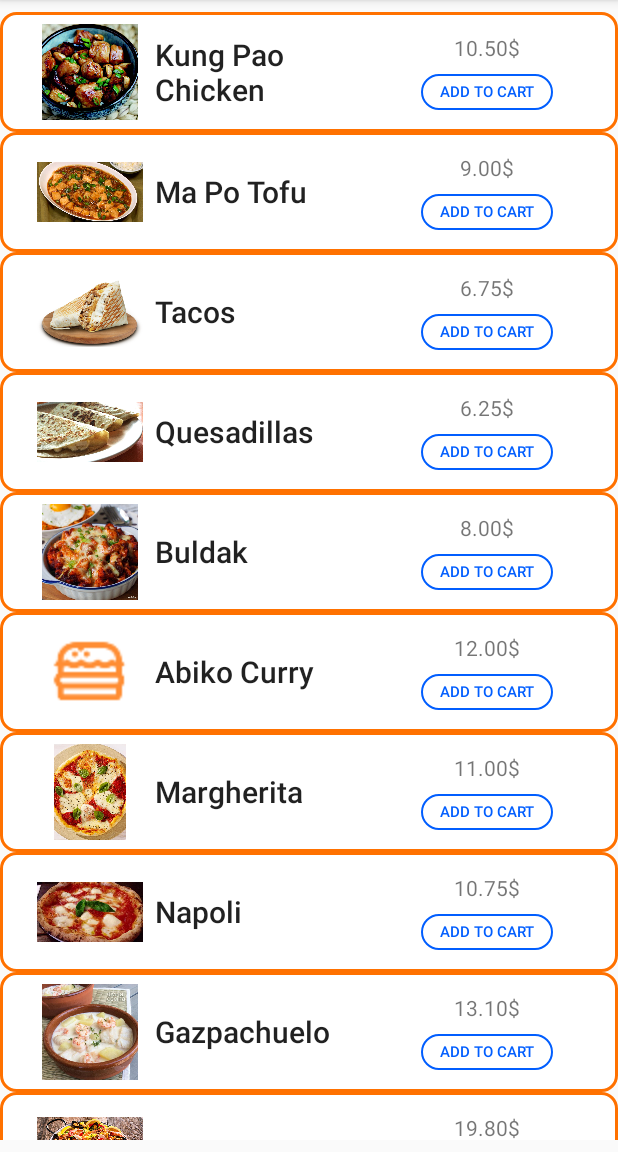
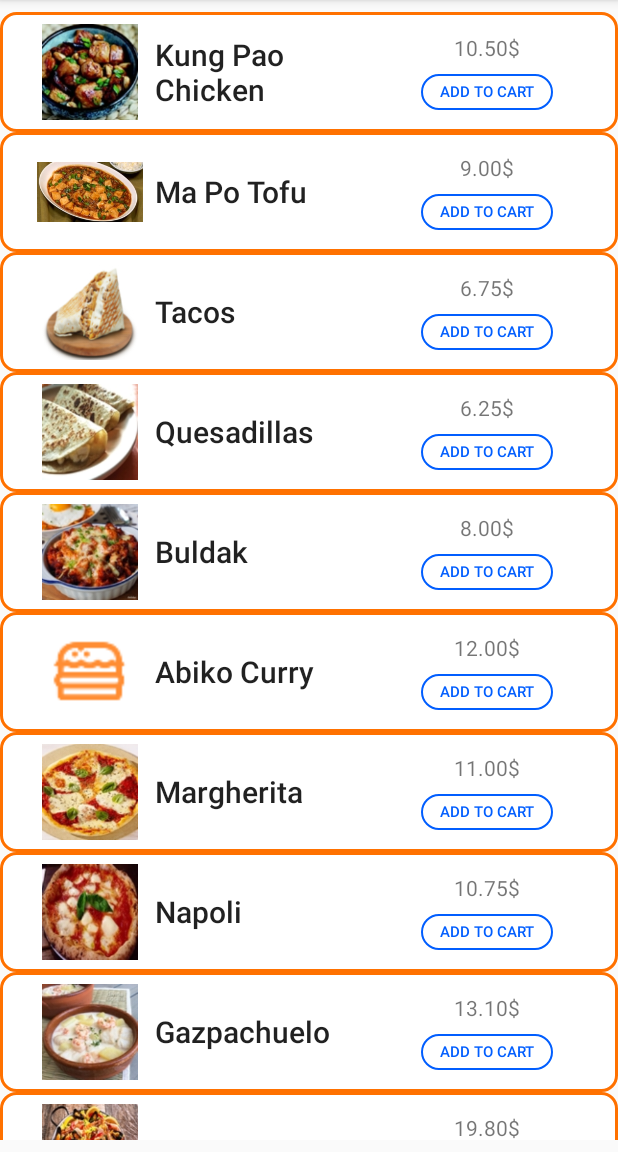
Before and after one commit to mcgo-ihm/android-native, an Android app: the screen it shows after launch (ItemsActivity), on a phone screen of 412 x 824 dp, the part 84-1236 px from its top. Run offline under Robolectric (Android 15) with nearby library versions, the phone set to English and light mode, and no system bars; pictures from the network do not load.

Commit message:
slow fragment fix;

```diff
--- a/McGo/app/src/main/java/fr/polytech/si5/mcgo/data/local/ItemsDataSource.java
+++ b/McGo/app/src/main/java/fr/polytech/si5/mcgo/data/local/ItemsDataSource.java
@@ -15,18 +15,18 @@ public final class ItemsDataSource {
     static {
         int counter = 1;
 
-        itemsDataSource.add(new Item(counter++, "Kung Pao Chicken", null, 10.50, R.drawable.kung_pao_chicken));
-        itemsDataSource.add(new Item(counter++, "Ma Po Tofu", null, 9.0, R.drawable.ma_po_tofu));
-        itemsDataSource.add(new Item(counter++, "Tacos", null, 6.75, R.drawable.tacos));
-        itemsDataSource.add(new Item(counter++, "Quesadillas", null, 6.25, R.drawable.quesadillas));
-        itemsDataSource.add(new Item(counter++, "Buldak", null, 8.0, R.drawable.buldak));
+        itemsDataSource.add(new Item(counter++, "Kung Pao Chicken", null, 10.50, R.drawable.kung_pao_chicken_low_res));
+        itemsDataSource.add(new Item(counter++, "Ma Po Tofu", null, 9.0, R.drawable.ma_po_tofu_low_res));
+        itemsDataSource.add(new Item(counter++, "Tacos", null, 6.75, R.drawable.tacos_low_res));
+        itemsDataSource.add(new Item(counter++, "Quesadillas", null, 6.25, R.drawable.quesadillas_low_res));
+        itemsDataSource.add(new Item(counter++, "Buldak", null, 8.0, R.drawable.buldak_low_res));
         itemsDataSource.add(new Item(counter++, "Abiko Curry", null, 12.0, null));
-        itemsDataSource.add(new Item(counter++, "Margherita", null, 11.0, R.drawable.margherita));
-        itemsDataSource.add(new Item(counter++, "Napoli", null, 10.75, R.drawable.napoli));
-        itemsDataSource.add(new Item(counter++, "Gazpachuelo", null, 13.10, R.drawable.gazpachuelo));
-        itemsDataSource.add(new Item(counter++, "Paella", null, 19.80, R.drawable.paella));
-        itemsDataSource.add(new Item(counter++, "Watermelon and feta", null, 12.20, R.drawable.watermelon_and_feta));
-        itemsDataSource.add(new Item(counter++, "Sushi salad", null, 14.50, R.drawable.sushi_salad));
-        itemsDataSource.add(new Item(counter, "Sweet and Sour Pork", null, 15.0, R.drawable.sweet_and_sour_pork));
+        itemsDataSource.add(new Item(counter++, "Margherita", null, 11.0, R.drawable.margherita_low_res));
+        itemsDataSource.add(new Item(counter++, "Napoli", null, 10.75, R.drawable.napoli_low_res));
+        itemsDataSource.add(new Item(counter++, "Gazpachuelo", null, 13.10, R.drawable.gazpachuelo_low_res));
+        itemsDataSource.add(new Item(counter++, "Paella", null, 19.80, R.drawable.paella_low_res));
+        itemsDataSource.add(new Item(counter++, "Watermelon and feta", null, 12.20, R.drawable.watermelon_and_feta_low_res));
+        itemsDataSource.add(new Item(counter++, "Sushi salad", null, 14.50, R.drawable.sushi_salad_low_res));
+        itemsDataSource.add(new Item(counter, "Sweet and Sour Pork", null, 15.0, R.drawable.sweet_and_sour_pork_low_res));
     }
 }
--- a/McGo/app/src/main/java/fr/polytech/si5/mcgo/items/ItemsFragment.java
+++ b/McGo/app/src/main/java/fr/polytech/si5/mcgo/items/ItemsFragment.java
@@ -75,7 +75,6 @@ public class ItemsFragment extends Fragment implements ItemsContract.View {
     private TextView mNoItemTextView;
     private RecyclerView mRecyclerView;
     private RecyclerView.LayoutManager mLayoutManager;
-
 
     private LayerDrawable mIcon;
     private int mNotificationsCount = 0;
@@ -236,19 +235,20 @@ public class ItemsFragment extends Fragment implements ItemsContract.View {
     }
 
     private void updateViewsQuickOrder() {
-        for (int i = 0; i < mRecyclerView.getChildCount(); ++i) {
-            View itemView = mRecyclerView.getChildAt(i);
+        /*
+        for (int i = 0; i < mListAdapter.getItemCount(); ++i) {
+            View itemView = mRecyclerView.getChildAt(i);*/
+        for (View v : mListAdapter.getUglyFix()) {
+            /*if (v != null) {*/
+            CheckBox quickOrderCB = (CheckBox) /*itemView*/v.findViewById(R.id.item_set_quick_order);
 
-            if (itemView != null) {
-                CheckBox quickOrderCB = (CheckBox) itemView.findViewById(R.id.item_set_quick_order);
-
-                if (mEnableQuickOrderSelection) {
-                    quickOrderCB.setVisibility(View.VISIBLE);
-                } else {
-                    quickOrderCB.setVisibility(View.GONE);
-                    quickOrderCB.setChecked(false);
-                }
+            if (mEnableQuickOrderSelection) {
+                quickOrderCB.setVisibility(View.VISIBLE);
+            } else {
+                quickOrderCB.setVisibility(View.GONE);
+                quickOrderCB.setChecked(false);
             }
+            //}
         }
     }
 
@@ -308,27 +308,17 @@ public class ItemsFragment extends Fragment implements ItemsContract.View {
 
     private static class ItemsAdapter extends RecyclerView.Adapter<ItemsAdapter.ViewHolder> {
 
-        private int mSelectedItem = 0;
+        private List<Item> mItems;
+        private List<View> mUglyFix;
 
-        @NonNull
-        @Override
-        public ViewHolder onCreateViewHolder(@NonNull ViewGroup view, int viewType) {
-            ViewHolder viewHolder;
+        private ItemListener mItemListener;
+        private boolean mQuickOrderAdapter;
 
-            View foodView = LayoutInflater.from(view.getContext()).inflate(R.layout.food_item, view, false);
-            viewHolder = new ViewHolder(foodView);
-
-            return viewHolder;
-        }
-
-        private List<Item> mItems;
-        private ItemListener mItemListener;
-
-        private boolean mQuickOrderAdapter;
         private boolean mEnableQuickOrderSelection;
 
         ItemsAdapter(List<Item> items, ItemListener itemListener, boolean isQuickOrderAdapter) {
             setList(items);
+            mUglyFix = new ArrayList<>();
             mItemListener = itemListener;
             mQuickOrderAdapter = isQuickOrderAdapter;
             mEnableQuickOrderSelection = false;
@@ -341,6 +331,21 @@ public class ItemsFragment extends Fragment implements ItemsContract.View {
 
         private void setList(List<Item> items) {
             mItems = checkNotNull(items);
+        }
+
+        @NonNull
+        @Override
+        public ViewHolder onCreateViewHolder(@NonNull ViewGroup view, int viewType) {
+            ViewHolder viewHolder;
+
+            View foodView = LayoutInflater.from(view.getContext()).inflate(R.layout.food_item, view, false);
+            viewHolder = new ViewHolder(foodView);
+
+            if (!mUglyFix.contains(foodView)) {
+                mUglyFix.add(foodView);
+            }
+
+            return viewHolder;
         }
 
         @Override
@@ -400,6 +405,10 @@ public class ItemsFragment extends Fragment implements ItemsContract.View {
             return mItems.size();
         }
 
+        public List<View> getUglyFix() {
+            return mUglyFix;
+        }
+
         public static class ViewHolder extends RecyclerView.ViewHolder {
 
             CheckBox quickOrderCB;
@@ -413,12 +422,12 @@ public class ItemsFragment extends Fragment implements ItemsContract.View {
                 super(view);
                 //view.setClipToOutline(true); // For round borders.
 
-                quickOrderCB = (CheckBox) view.findViewById(R.id.item_set_quick_order);
-                itemImage = (ImageView) view.findViewById(R.id.item_image);
-                itemTitle = (TextView) view.findViewById(R.id.item_title);
+                quickOrderCB = view.findViewById(R.id.item_set_quick_order);
+                itemImage = view.findViewById(R.id.item_image);
+                itemTitle = view.findViewById(R.id.item_title);
                 priceCartView = view.findViewById(R.id.price_cart_layout);
                 itemPrice = priceCartView.findViewById(R.id.item_price);
-                addToCart = (Button) priceCartView.findViewById(R.id.item_order_button);
+                addToCart = priceCartView.findViewById(R.id.item_order_button);
             }
         }
 
--- a/McGo/app/src/main/res/layout/food_item_in_cart.xml
+++ b/McGo/app/src/main/res/layout/food_item_in_cart.xml
@@ -22,8 +22,9 @@
         android:layout_marginLeft="@dimen/activity_small_horizontal_margin"
         android:layout_marginStart="@dimen/activity_small_horizontal_margin"
         android:layout_weight="20"
+        android:scaleType="fitXY"
         android:contentDescription="@string/item_image"
-        app:srcCompat="@drawable/ic_default_food_item" />
+        android:src="@drawable/ic_default_food_item" />
 
     <TextView
         android:id="@+id/item_title"
--- a/McGo/app/src/main/res/layout/items_frag.xml
+++ b/McGo/app/src/main/res/layout/items_frag.xml
@@ -17,12 +17,11 @@
             android:id="@+id/items_list"
             android:layout_width="match_parent"
             android:layout_height="wrap_content"
-            android:animationCache="false"
             android:divider="@android:color/transparent"
             android:dividerHeight="10dp"
             android:paddingBottom="@dimen/list_item_padding"
-            android:paddingTop="@dimen/list_item_padding"
-            android:scrollingCache="false" />
+            android:scrollbars="vertical"
+            android:paddingTop="@dimen/list_item_padding"/>
 
     </LinearLayout>
 
```
Also changed, not shown: McGo/app/src/main/res/drawable/abiko_curry_low_res.jpg (added), McGo/app/src/main/res/drawable/buldak_low_res.jpg (added), McGo/app/src/main/res/drawable/gazpachuelo_low_res.jpg (added), McGo/app/src/main/res/drawable/kung_pao_chicken_low_res.jpg (added), McGo/app/src/main/res/drawable/ma_po_tofu_low_res.jpg (added), McGo/app/src/main/res/drawable/margherita_low_res.jpg (added), McGo/app/src/main/res/drawable/napoli_low_res.jpg (added), McGo/app/src/main/res/drawable/paella_low_res.jpg (added), McGo/app/src/main/res/drawable/quesadillas_low_res.jpg (added), McGo/app/src/main/res/drawable/sushi_salad_low_res.jpg (added), McGo/app/src/main/res/drawable/sweet_and_sour_pork_low_res.jpg (added), McGo/app/src/main/res/drawable/tacos_low_res.jpg (added), McGo/app/src/main/res/drawable/watermelon_and_feta_low_res.jpg (added).
